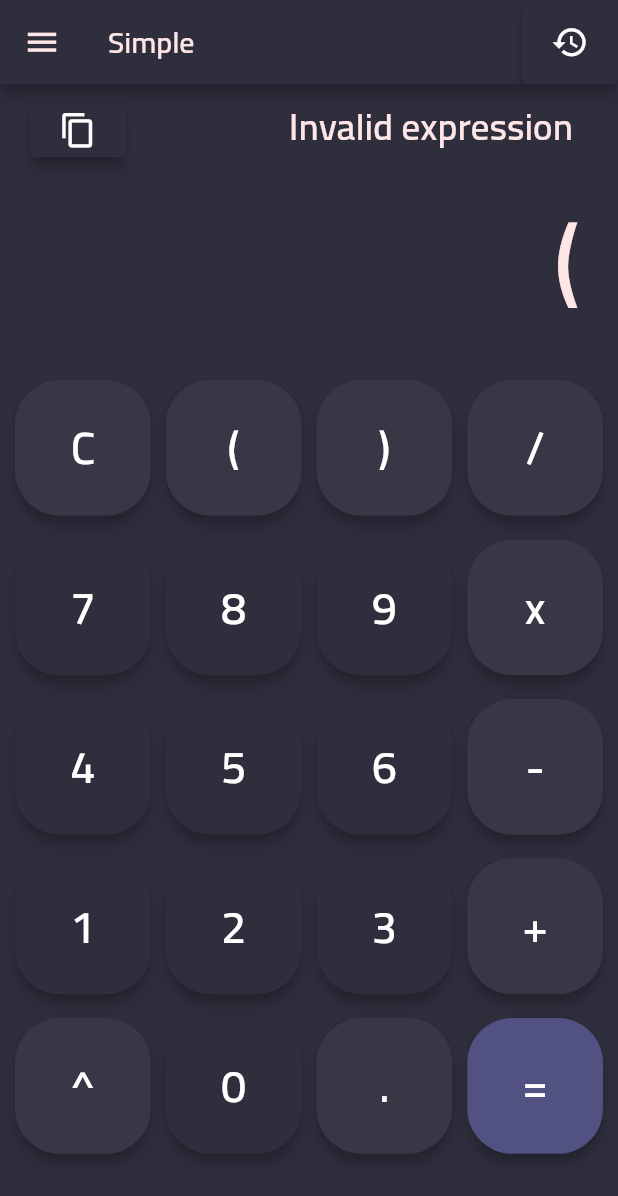
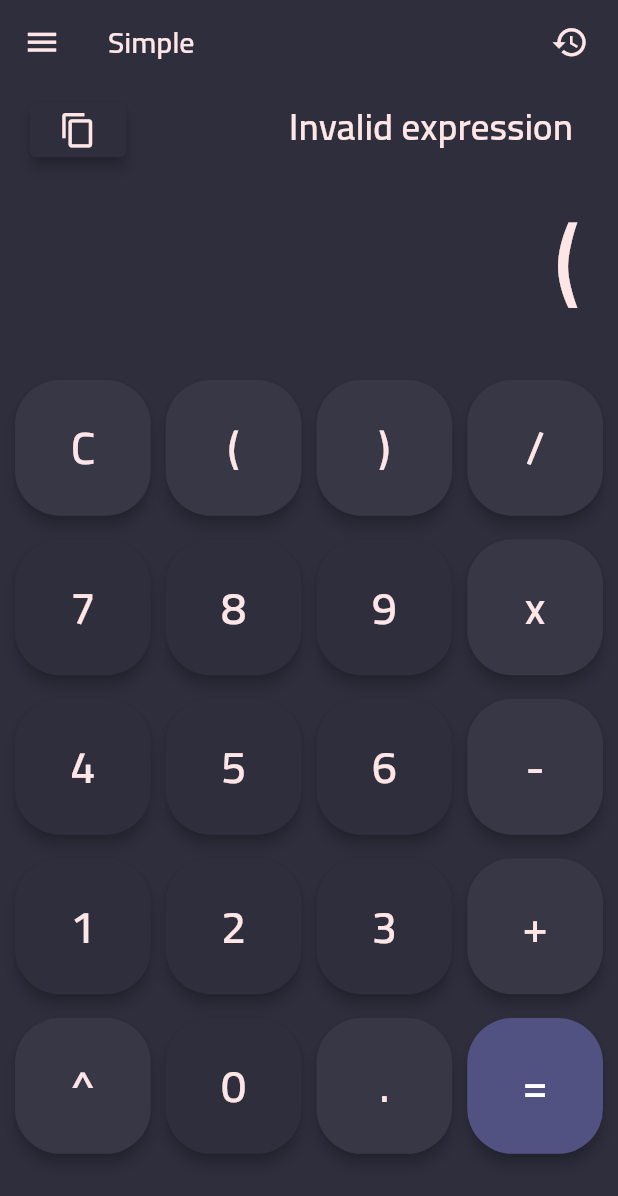
Before and after one commit to dhzdhd/InstaCalc, a Flutter app: the screen it shows after launch, after a tap on an icon or button, on a phone screen of 412 x 824 dp. Shown: the top 1196 px of the screen. Run offline on Flutter 3.47's test engine with Material 2 defaults, Android fonts, the phone set to English and light mode, and no system bars; our stand-ins replace font_awesome_flutter, math_expressions, shared_preferences, sliding_up_panel, sqflite, sqflite_common_ffi; missing offline and left inert: desktop_window; accounts and stored records are empty.

Commit message:
Update deps and unify dark theme

```diff
--- a/lib/main.dart
+++ b/lib/main.dart
@@ -52,27 +52,23 @@ class MyApp extends StatelessWidget {
         ChangeNotifierProvider(create: (context) => PercentageCalculateModel()),
       ],
       child: Consumer<ThemeModel>(
-        builder: (builder, model, child) {
-          return ConstrainedBox(
-            constraints: BoxConstraints(minWidth: 2000),
-            child: MaterialApp(
+        builder: (_, model, __) {
+          return MaterialApp(
             builder: (context, child) {
               return ScrollConfiguration(
                 behavior: RemoveSplashBehaviour(),
-                  child: child as Widget,
+                child: child!,
               );
             },
             debugShowCheckedModeBanner: false,
             title: "InstaCalc",
             theme: model.theme,
-              darkTheme: model.theme,
             initialRoute: '/',
             routes: <String, Widget Function(BuildContext)>{
               '/': (context) => HomeRoute(),
               '/settings': (context) => SettingsRoute(),
               '/history': (context) => HistoryRoute(),
             },
-            ),
           );
         },
       ),
--- a/lib/models/theme.dart
+++ b/lib/models/theme.dart
@@ -52,6 +52,7 @@ final darkTheme = ThemeData(
   appBarTheme: AppBarTheme(
     backgroundColor: darkBaseColor,
     iconTheme: IconThemeData(color: darkTextColor),
+    elevation: 0,
     titleTextStyle: TextStyle(
       color: darkTextColor,
       fontFamily: 'Cairo',
@@ -77,7 +78,22 @@ final darkTheme = ThemeData(
   iconTheme: IconThemeData(color: darkTextColor, size: 25),
   elevatedButtonTheme: ElevatedButtonThemeData(
     style: ButtonStyle(
-      elevation: MaterialStateProperty.all(4),
+      elevation: MaterialStateProperty.resolveWith((states) {
+        const interactiveStates = <MaterialState>{
+          MaterialState.pressed,
+        };
+        if (states.any(interactiveStates.contains)) {
+          return 0.0;
+        }
+        return 4.0;
+      }),
+      backgroundColor: MaterialStateProperty.all(darkBaseColor),
+      foregroundColor: MaterialStateProperty.all(darkTextColor),
+    ),
+  ),
+  textButtonTheme: TextButtonThemeData(
+    style: ButtonStyle(
+      foregroundColor: MaterialStateProperty.all(darkTextColor),
       backgroundColor: MaterialStateProperty.all(darkBaseColor),
     ),
   ),
--- a/lib/routes/home.dart
+++ b/lib/routes/home.dart
@@ -17,7 +17,7 @@ class HomeRoute extends StatelessWidget {
         actions: [
           Hero(
             tag: 'history',
-            child: ElevatedButton(
+            child: TextButton(
               child: Icon(Icons.history),
               onPressed: () => Navigator.of(context).pushNamed('/history'),
             ),
--- a/lib/widgets/animated_button.dart
+++ b/lib/widgets/animated_button.dart
@@ -37,7 +37,7 @@ class _AnimatedButtonWidgetState extends State<AnimatedButtonWidget>
       builder: (_, child) {
         return Transform.scale(
           scale: _animation.value,
-          child: ElevatedButton(
+          child: TextButton(
             child: Visibility(visible: _visible, child: widget.child),
             onPressed: () {
               setState(() {
```
Also changed, not shown: pubspec.yaml (+7 -7 lines), pubspec.lock, 2 other files. Lines whose indentation alone changed are shown as unchanged.
